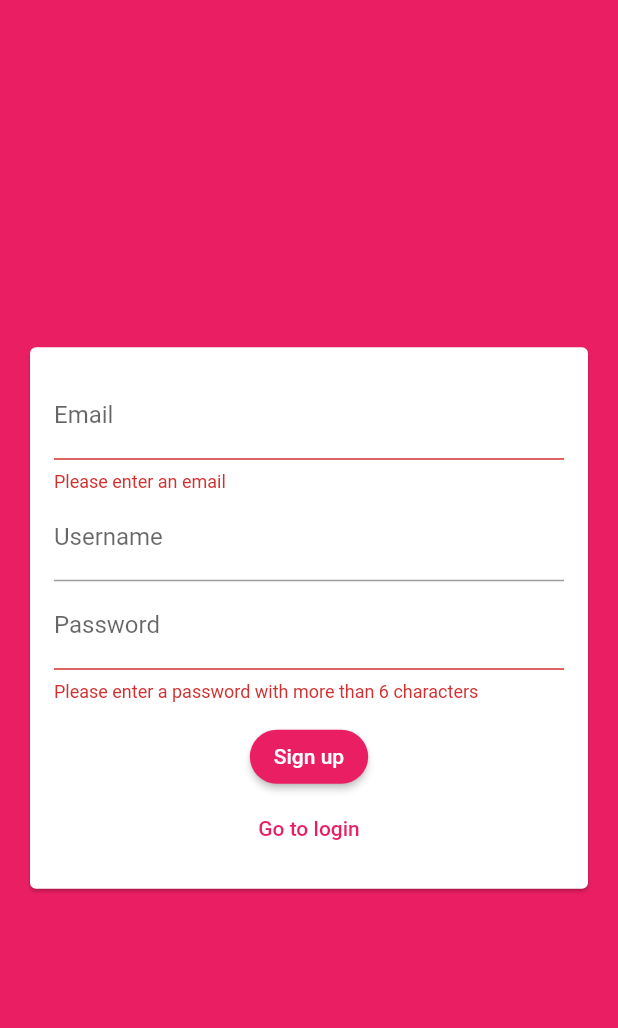
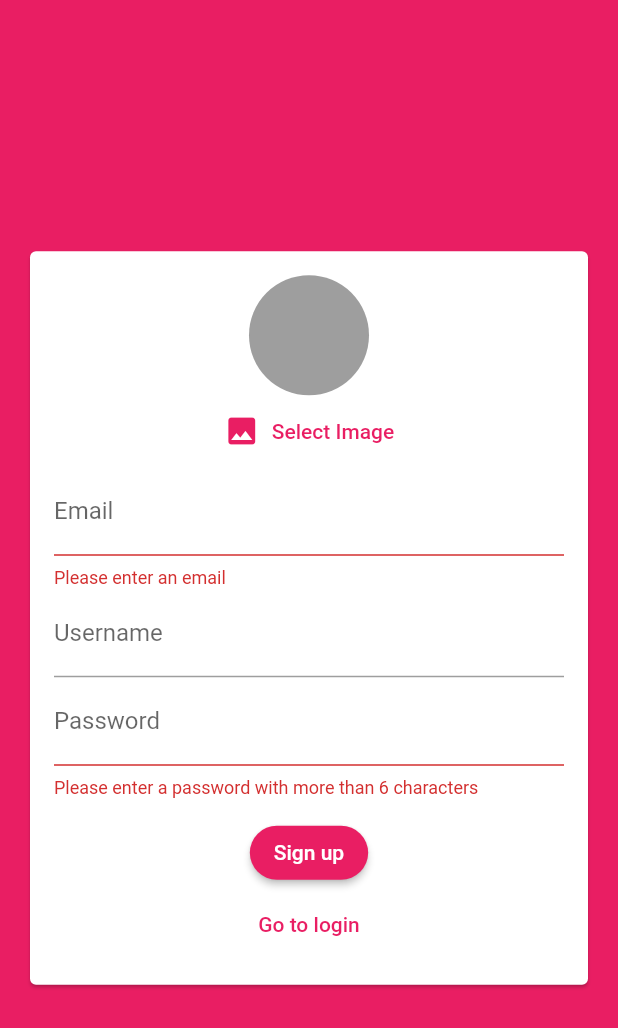
Before and after one commit to jinyongnan810/flutter-chat, a Flutter app: the screen it shows after launch, after a tap on "Login", after a tap on "Create Account", on a phone screen of 412 x 824 dp. Shown: the top 1028 px of the screen. Run offline on Flutter 3.47's test engine with Material 2 defaults, Android fonts, the light colour scheme and no system bars; our stand-ins replace cloud_firestore, firebase_auth, firebase_core, firebase_storage, image_picker; accounts and stored records are empty.

Commit message:
Auth Screen part 6: select image & save to storage

```diff
--- a/lib/components/auth-form.dart
+++ b/lib/components/auth-form.dart
@@ -1,10 +1,13 @@
+import 'dart:io';
+
+import 'package:chat/components/image-picker.dart';
 import 'package:flutter/material.dart';
 
 class AuthForm extends StatefulWidget {
   AuthForm(this.submitForm);
   // declare detailed function format passed from parent
-  final Future<void> Function(
-      String email, String username, String password, bool isLogin) submitForm;
+  final Future<bool> Function(String email, String username, String password,
+      bool isLogin, File? image) submitForm;
 
   @override
   _AuthFormState createState() => _AuthFormState();
@@ -19,6 +22,7 @@ class _AuthFormState extends State<AuthForm>
   String _email = '';
   String _username = '';
   String _password = '';
+  File? _image;
   final _usernameFocusNode = FocusNode();
   final _passwordFocusNode = FocusNode();
 
@@ -26,6 +30,11 @@ class _AuthFormState extends State<AuthForm>
 
   void _trySubmit() async {
     final validated = this._formKey.currentState!.validate();
+    if (_image == null && !_isLogin) {
+      ScaffoldMessenger.of(context).showSnackBar(
+          SnackBar(content: Text('Please select an image as your icon.')));
+      return;
+    }
     if (!validated) return;
     setState(() {
       _isLoading = true;
@@ -34,11 +43,17 @@ class _AuthFormState extends State<AuthForm>
     FocusScope.of(context).unfocus();
     this._formKey.currentState!.save();
     // print('ok');
-    await widget.submitForm(
-        _email.trim(), _username.trim(), _password.trim(), _isLogin);
-    setState(() {
-      _isLoading = false;
-    });
+    final success = await widget.submitForm(
+        _email.trim(), _username.trim(), _password.trim(), _isLogin, _image);
+    if (!success) {
+      setState(() {
+        _isLoading = false;
+      });
+    }
+  }
+
+  void _setUserImage(File image) {
+    this._image = image;
   }
 
   @override
@@ -65,6 +80,7 @@ class _AuthFormState extends State<AuthForm>
                   child: Column(
                     mainAxisSize: MainAxisSize.min,
                     children: [
+                      if (!_isLogin) ImagePickerSet(_setUserImage),
                       TextFormField(
                         key: ValueKey('email'),
                         keyboardType: TextInputType.emailAddress,
--- /dev/null
+++ b/lib/components/image-picker.dart
@@ -0,0 +1,45 @@
+import 'dart:io';
+
+import 'package:flutter/material.dart';
+import 'package:image_picker/image_picker.dart';
+
+class ImagePickerSet extends StatefulWidget {
+  void Function(File image) _setUserImage;
+  ImagePickerSet(this._setUserImage);
+  @override
+  _ImagePickerSetState createState() => _ImagePickerSetState();
+}
+
+class _ImagePickerSetState extends State<ImagePickerSet> {
+  File? _image;
+  ImagePicker _imagePicker = ImagePicker();
+
+  Future<void> _pickImage() async {
+    XFile? image = await _imagePicker.pickImage(
+        source: ImageSource.camera, maxWidth: 150, imageQuality: 50);
+    if (image != null) {
+      print('file path: ${image.path}');
+      setState(() {
+        _image = File(image.path);
+      });
+      widget._setUserImage(_image!);
+    }
+  }
+
+  @override
+  Widget build(BuildContext context) {
+    return Column(
+      children: [
+        CircleAvatar(
+          radius: 40,
+          backgroundColor: Colors.grey,
+          backgroundImage: _image != null ? FileImage(_image!) : null,
+        ),
+        TextButton.icon(
+            onPressed: _pickImage,
+            icon: Icon(Icons.image),
+            label: Text('Select Image'))
+      ],
+    );
+  }
+}
--- a/lib/screens/auth-screen.dart
+++ b/lib/screens/auth-screen.dart
@@ -1,8 +1,11 @@
+import 'dart:io';
+
 import 'package:chat/components/auth-form.dart';
 import 'package:cloud_firestore/cloud_firestore.dart';
+import 'package:firebase_storage/firebase_storage.dart';
 import 'package:firebase_auth/firebase_auth.dart';
 import 'package:flutter/material.dart';
-import 'package:flutter/services.dart';
+import 'package:path/path.dart' as p;
 
 class AuthScreen extends StatefulWidget {
   @override
@@ -24,8 +27,8 @@ class _AuthScreenState extends State<AuthScreen> {
             ));
   }
 
-  Future<void> _submitForm(
-      String email, String username, String password, bool isLogin) async {
+  Future<bool> _submitForm(String email, String username, String password,
+      bool isLogin, File? image) async {
     try {
       if (isLogin) {
         final authResult = await _auth.signInWithEmailAndPassword(
@@ -34,17 +37,26 @@ class _AuthScreenState extends State<AuthScreen> {
       } else {
         final authResult = await _auth.createUserWithEmailAndPassword(
             email: email, password: password);
+        final storageRef = FirebaseStorage.instance
+            .ref()
+            .child('users')
+            .child(authResult.user!.uid + p.extension(image!.path));
+
+        await storageRef.putFile(image).whenComplete(() => null);
+        final imageUrl = await storageRef.getDownloadURL();
         await FirebaseFirestore.instance
             .collection('users')
             .doc(authResult.user!.uid)
-            .set({'username': username, 'email': email});
+            .set({'username': username, 'email': email, 'image': imageUrl});
       }
+      return true;
     } on FirebaseAuthException catch (error) {
       _showErrorDialog(
           'Error: ${error.message ?? "Please check your credentials."}');
     } catch (error) {
       print('Un expected error: ${error}');
     }
+    return false;
   }
 
   @override
--- a/pubspec.yaml
+++ b/pubspec.yaml
@@ -31,6 +31,8 @@ dependencies:
   firebase_core: ^1.8.0
   cloud_firestore: ^2.5.4
   firebase_auth: ^3.2.0
+  image_picker: ^0.8.4+1
+  firebase_storage: ^10.1.0
 
 dev_dependencies:
   flutter_test:
```
Also changed, not shown: pubspec.lock.
